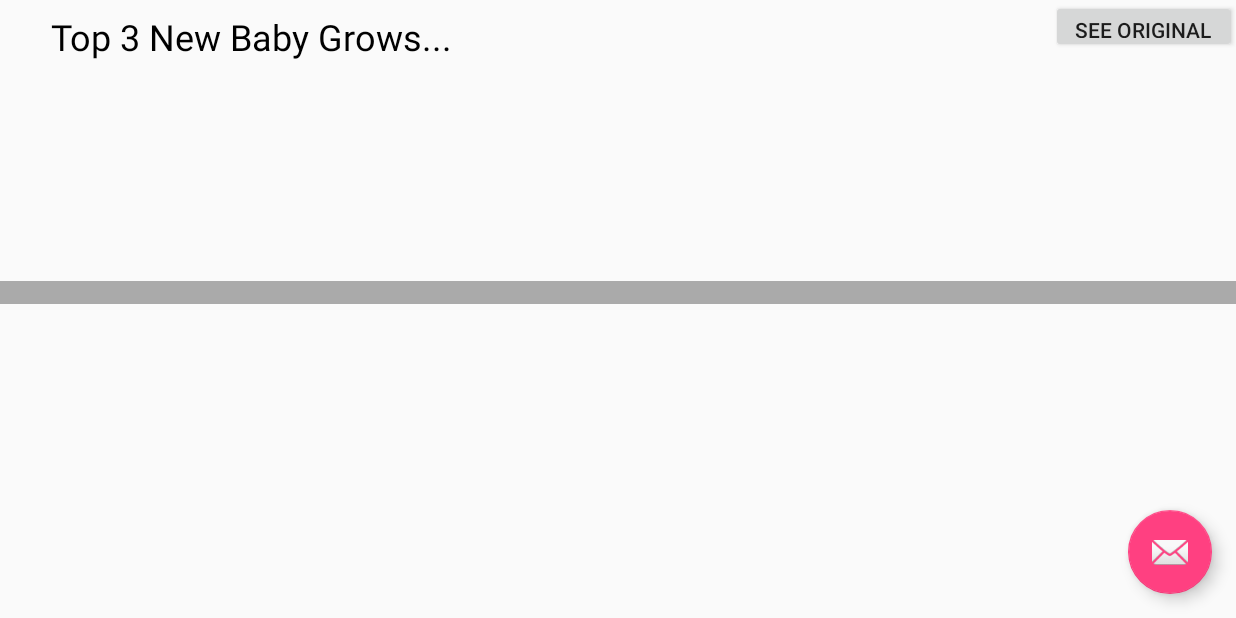
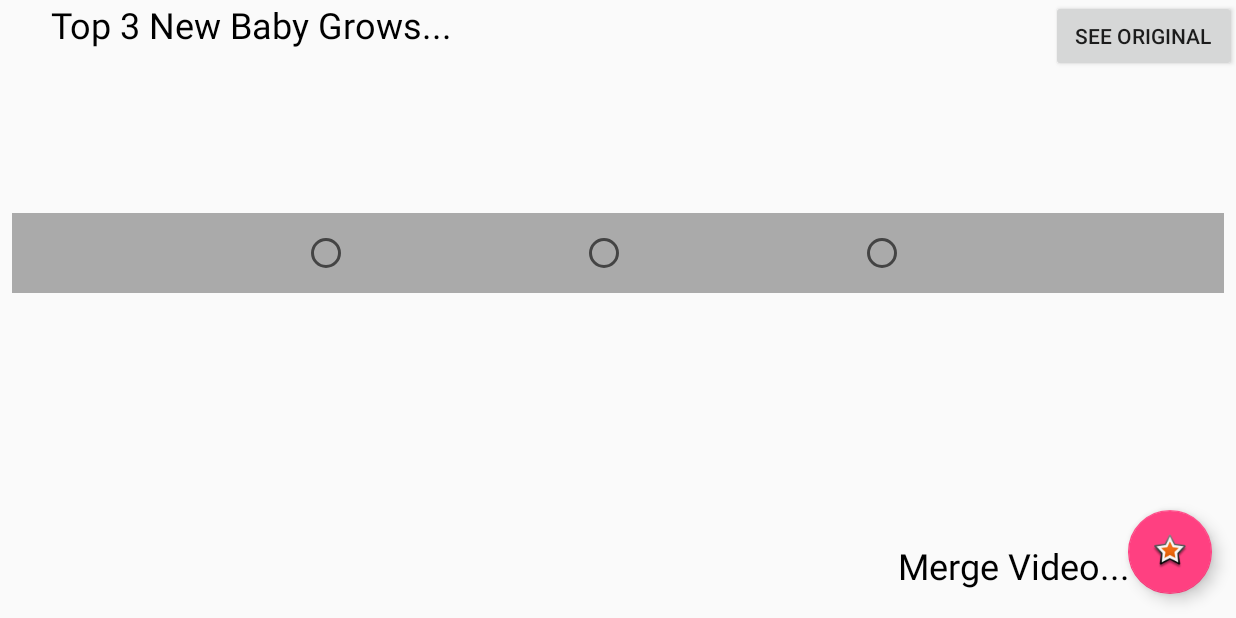
Before and after one commit to borisblanc/GrowBabyGrow, an Android app: the VideoEditActivity screen opened directly, with no data from a screen before it, on a phone screen of 824 x 412 dp (held sideways). Run offline under Robolectric (Android 15) with nearby library versions, the phone set to English and light mode, and no system bars; 5 statements that could not run were skipped.

Commit message:
radio buttons

```diff
--- a/app/src/main/res/layout/activity_video_edit.xml
+++ b/app/src/main/res/layout/activity_video_edit.xml
@@ -21,6 +21,6 @@
         android:layout_height="wrap_content"
         android:layout_gravity="bottom|end"
         android:layout_margin="@dimen/fab_margin"
-        app:srcCompat="@android:drawable/ic_dialog_email" />
+        app:srcCompat="@android:drawable/star_big_on" />
 
 </android.support.design.widget.CoordinatorLayout>
--- a/app/src/main/res/layout/content_video_edit.xml
+++ b/app/src/main/res/layout/content_video_edit.xml
@@ -7,6 +7,22 @@
     app:layout_behavior="@string/appbar_scrolling_view_behavior"
     tools:context="com.app.growbabygrow.VideoEditActivity"
     tools:showIn="@layout/activity_video_edit">
+
+    <TextView
+        android:id="@+id/textViewBGTitle"
+        android:layout_width="166dp"
+        android:layout_height="35dp"
+        android:layout_marginEnd="59dp"
+        android:text="My Baby Grow"
+        android:textColor="@android:color/black"
+        android:textSize="24sp"
+        android:layout_marginLeft="16dp"
+        app:layout_constraintLeft_toLeftOf="parent"
+        android:layout_marginBottom="8dp"
+        app:layout_constraintBottom_toTopOf="@+id/imageViewBGMain"
+        android:layout_marginTop="8dp"
+        app:layout_constraintTop_toBottomOf="@+id/radioGroup"
+        app:layout_constraintVertical_bias="0.0" />
 
     <ImageView
         android:id="@+id/imageViewPrev3"
@@ -51,57 +67,80 @@
         android:layout_height="32dp"
         android:layout_marginLeft="34dp"
         android:layout_marginStart="34dp"
-        android:layout_marginTop="8dp"
+        android:layout_marginTop="0dp"
         android:text="Top 3 New Baby Grows..."
         android:textColor="@android:color/black"
         android:textSize="24sp"
         app:layout_constraintLeft_toLeftOf="parent"
         app:layout_constraintTop_toTopOf="parent" />
 
-    <ImageView
-        android:id="@+id/imageViewline"
-        android:layout_width="fill_parent"
-        android:layout_height="15dp"
-        app:srcCompat="@android:color/darker_gray"
-        tools:layout_editor_absoluteX="0dp"
-        android:layout_marginTop="45dp"
-        app:layout_constraintTop_toBottomOf="@+id/imageViewPrev2" />
 
+    <Button
+        android:id="@+id/buttonSeeOrig"
+        android:layout_width="123dp"
+        android:layout_height="48dp"
+        android:text="See Original"
+        app:layout_constraintRight_toRightOf="parent"
+        app:layout_constraintTop_toTopOf="parent" />
+
+    <TextView
+        android:id="@+id/textView"
+        android:layout_width="166dp"
+        android:layout_height="35dp"
+        android:layout_marginBottom="16dp"
+        android:layout_marginRight="59dp"
+        android:text="Merge Video..."
+        android:textColor="@android:color/black"
+        android:textSize="24sp"
+        app:layout_constraintBottom_toBottomOf="parent"
+        app:layout_constraintRight_toRightOf="parent"
+        android:layout_marginEnd="59dp" />
+
+    <RadioGroup
+        android:id="@+id/radioGroup"
+        android:layout_width="match_parent"
+        android:layout_height="53dp"
+        android:layout_marginLeft="8dp"
+        android:layout_marginRight="8dp"
+        android:layout_marginTop="8dp"
+        android:background="@android:color/darker_gray"
+        android:gravity="center"
+        android:orientation="horizontal"
+        app:layout_constraintHorizontal_bias="0.666"
+        app:layout_constraintLeft_toLeftOf="parent"
+        app:layout_constraintRight_toRightOf="parent"
+        app:layout_constraintTop_toBottomOf="@+id/imageViewPrev2">
+
+        <RadioButton
+            android:id="@+id/radioButton4"
+            android:layout_width="50dp"
+            android:layout_height="wrap_content"
+            android:layout_weight="0.00" />
+
+        <RadioButton
+            android:id="@+id/radioButton5"
+            android:layout_width="50dp"
+            android:layout_height="wrap_content"
+            android:layout_marginLeft="135dp"
+            android:layout_marginRight="135dp"
+            android:layout_weight="0.00" />
+
+        <RadioButton
+            android:id="@+id/radioButton6"
+            android:layout_width="50dp"
+            android:layout_height="wrap_content"
+            android:layout_weight="0.00" />
+    </RadioGroup>
 
     <ImageView
         android:id="@+id/imageViewBGMain"
         android:layout_width="142dp"
         android:layout_height="80dp"
-        android:layout_marginBottom="28dp"
+        android:layout_marginBottom="34dp"
         android:layout_marginLeft="42dp"
-        android:layout_marginTop="8dp"
-        android:clickable="true"
         app:layout_constraintBottom_toBottomOf="parent"
         app:layout_constraintLeft_toLeftOf="parent"
-        app:layout_constraintTop_toBottomOf="@+id/textViewBGTitle"
-        app:srcCompat="?attr/colorButtonNormal" />
-
-    <TextView
-        android:id="@+id/textViewBGTitle"
-        android:layout_width="157dp"
-        android:layout_height="29dp"
-        android:layout_marginLeft="27dp"
-        android:layout_marginTop="21dp"
-        android:text="My Baby Grow "
-        android:textColor="@android:color/black"
-        android:textSize="24sp"
-        app:layout_constraintLeft_toLeftOf="parent"
-        app:layout_constraintTop_toBottomOf="@+id/imageViewline" />
-
-    <Button
-        android:id="@+id/buttonSeeOrig"
-        android:layout_width="123dp"
-        android:layout_height="35dp"
-        android:layout_marginRight="0dp"
-        android:layout_marginTop="0dp"
-        android:text="See Original"
-        app:layout_constraintRight_toRightOf="parent"
-        app:layout_constraintTop_toTopOf="parent" />
+        app:srcCompat="@android:color/darker_gray" />
 
 
 </android.support.constraint.ConstraintLayout>
```
